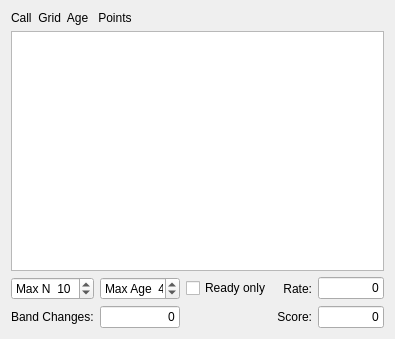
Above: widgets/activeStations.ui from uaro-radio/wsjtx before the change. Below: the same form after it.
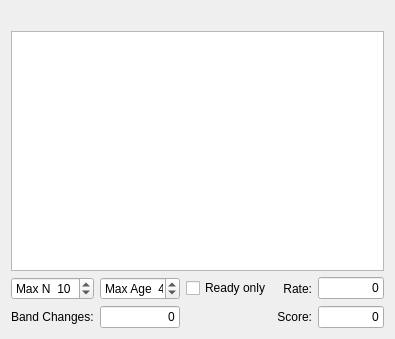
That is the form after the change.

Diff of the .ui file:
```diff
--- a/widgets/activeStations.ui
+++ b/widgets/activeStations.ui
@@ -189,7 +189,7 @@
      <item row="0" column="0">
       <widget class="QLabel" name="header_label2">
        <property name="text">
-        <string>Call  Grid  Age   Points</string>
+        <string/>
        </property>
       </widget>
      </item>
```
Left out of the diff: 10 changed lines with no effect on the pictures.
